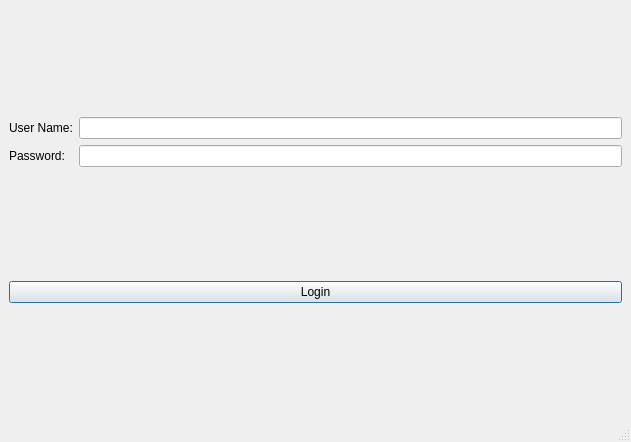
Above: login.ui from conbaodn/integrity before the change. Below: the same form after it.
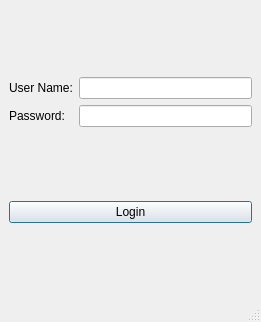
That is the form after the change.

```diff
--- a/login.ui
+++ b/login.ui
@@ -6,8 +6,8 @@
    <rect>
     <x>0</x>
     <y>0</y>
-    <width>631</width>
-    <height>442</height>
+    <width>261</width>
+    <height>322</height>
    </rect>
   </property>
   <property name="windowTitle">
```
Left out of the diff: 4 changed lines with no effect on the pictures.
